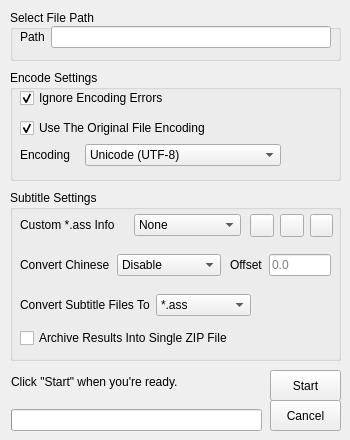
Old version of the form src/ui/transub.ui in the repository Gatorix/Final-Project.
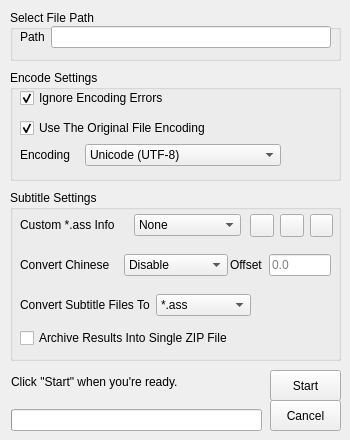
New version of the form.

Patch:
```diff
--- a/src/ui/transub.ui
+++ b/src/ui/transub.ui
@@ -264,7 +264,7 @@
      <rect>
       <x>10</x>
       <y>60</y>
-      <width>201</width>
+      <width>208</width>
       <height>31</height>
      </rect>
     </property>
```
Left out of the diff: 2 changed lines with no effect on the pictures.
